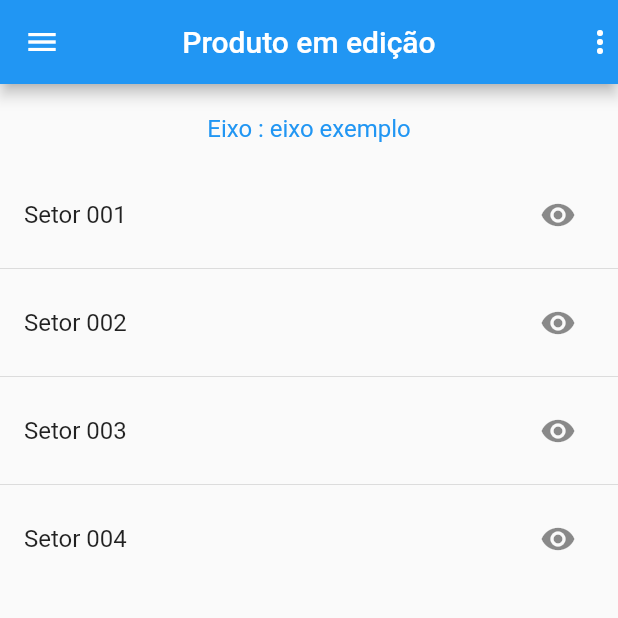
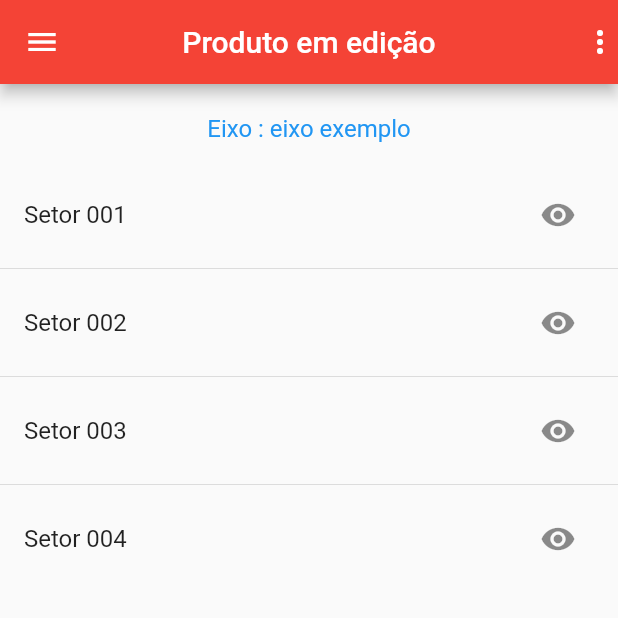
Before and after one commit to catalunha/pmsbmobile3, a Flutter app: the ProductPage screen opened by its route, on a phone screen of 412 x 824 dp, the top half of it. Run offline on Flutter 3.47's test engine with Material 2 defaults, Android fonts, the phone set to English and light mode, and no system bars; our stand-ins replace cloud_firestore, file_picker, firebase_auth, firebase_storage, flutter_markdown, google_sign_in and 1 more; accounts and stored records are empty; network calls fail.

Commit message:
administracao,produto - alteracao de cores do app bar para vermelho

```diff
--- a/lib/components/default_scaffold.dart
+++ b/lib/components/default_scaffold.dart
@@ -184,13 +184,15 @@ class DefaultScaffold extends StatelessWidget {
   final Widget floatingActionButton;
   final Widget title;
   final Widget actions;
+  final Color backgroundColor;
 
   const DefaultScaffold(
-      {Key key, this.body, this.floatingActionButton, this.title, this.actions})
+      {Key key, this.body, this.floatingActionButton, this.title, this.actions,this.backgroundColor })
       : super(key: key);
 
   Widget _appBarBuild(BuildContext context) {
     return AppBar(
+      backgroundColor: backgroundColor,
       actions: <Widget>[
         MoreAppAction(),
       ],
--- a/lib/pages/administracao/administracao_home_page.dart
+++ b/lib/pages/administracao/administracao_home_page.dart
@@ -10,6 +10,7 @@ class AdministracaoHomePage extends StatelessWidget {
   Widget build(BuildContext context) {
     return Scaffold(
       appBar: AppBar(
+        backgroundColor: Colors.red,
         centerTitle: true,
         title: Text("Administração"),
       ),
--- a/lib/pages/produto/add_edit_product.dart
+++ b/lib/pages/produto/add_edit_product.dart
@@ -247,6 +247,7 @@ class _AddEditProductState extends State<AddEditProduct> {
             length: 3,
             child: Scaffold(
                 appBar: AppBar(
+                  backgroundColor: Colors.red,
                   leading: new IconButton(
                     icon: new Icon(Icons.arrow_back),
                     onPressed: () => Navigator.of(context).pop(),
--- a/lib/pages/produto/edit_visual.dart
+++ b/lib/pages/produto/edit_visual.dart
@@ -301,6 +301,7 @@ class _EditVisualState extends State<EditVisual> {
             length: 3,
             child: Scaffold(
                 appBar: AppBar(
+                  backgroundColor: Colors.red,
                   leading: new IconButton(
                     icon: new Icon(Icons.arrow_back),
                     onPressed: () => Navigator.of(context).pop(),
--- a/lib/pages/produto/product.dart
+++ b/lib/pages/produto/product.dart
@@ -57,25 +57,12 @@ class _ProductPageState extends State<ProductPage> {
   @override
   Widget build(BuildContext context) {
     return DefaultScaffold(
+      backgroundColor: Colors.red,
       body: _body(context),
       title: Text("Produto em edição"),
     );
     /**
-    return Scaffold(
-      drawer: drawerBuild(context),
-      appBar: AppBar(
-        actions: <Widget>[
-          IconButton(
-            icon: Icon(Icons.search),
-            onPressed: () {},
-          ),
-        ],
-        centerTitle: true,
-        title: Text("Produto em edição"),
-      ),
-      endDrawer: endDrawerBuild(context),
-      body: _body(),
-    );
+
     */
   }
 }
--- a/lib/pages/produto/product_list.dart
+++ b/lib/pages/produto/product_list.dart
@@ -89,6 +89,7 @@ class _ProductListState extends State<ProductList> {
   Widget build(BuildContext context) {
     return Scaffold(
       appBar: AppBar(
+        backgroundColor: Colors.red,
         centerTitle: true,
         title: Text("Lista de produtos"),
       ),
--- a/lib/pages/produto/product_visual.dart
+++ b/lib/pages/produto/product_visual.dart
@@ -141,6 +141,7 @@ class _ProductVisualState extends State<ProductVisual> {
       length: 4,
       child: Scaffold(
           appBar: AppBar(
+            backgroundColor: Colors.red,
             leading: new IconButton(
               icon: new Icon(Icons.arrow_back),
               onPressed: () => Navigator.of(context).pop(),
```
